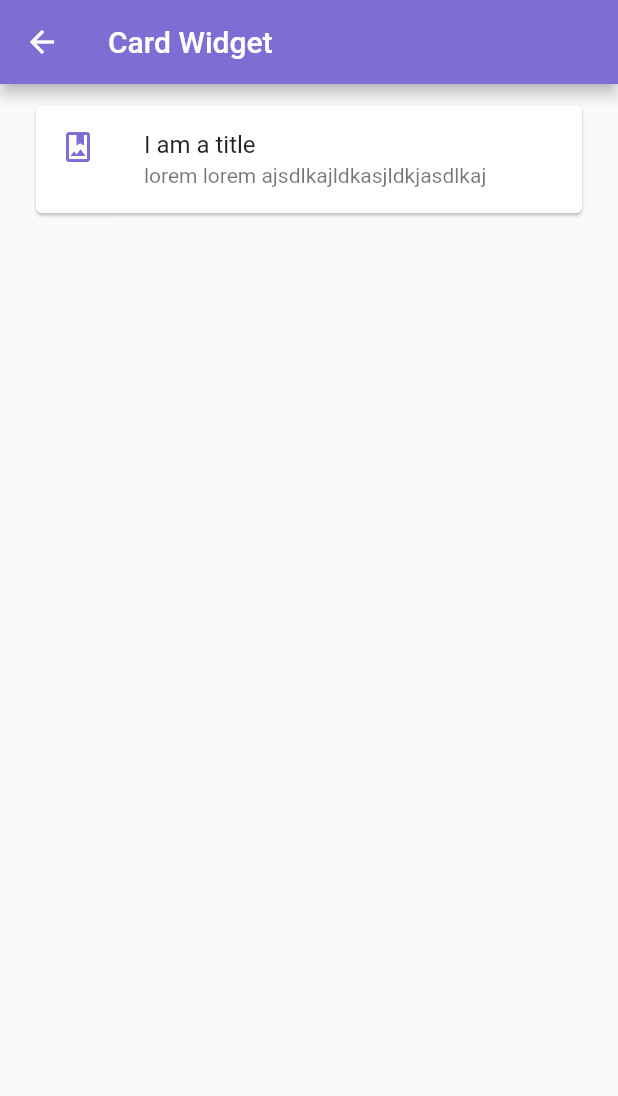
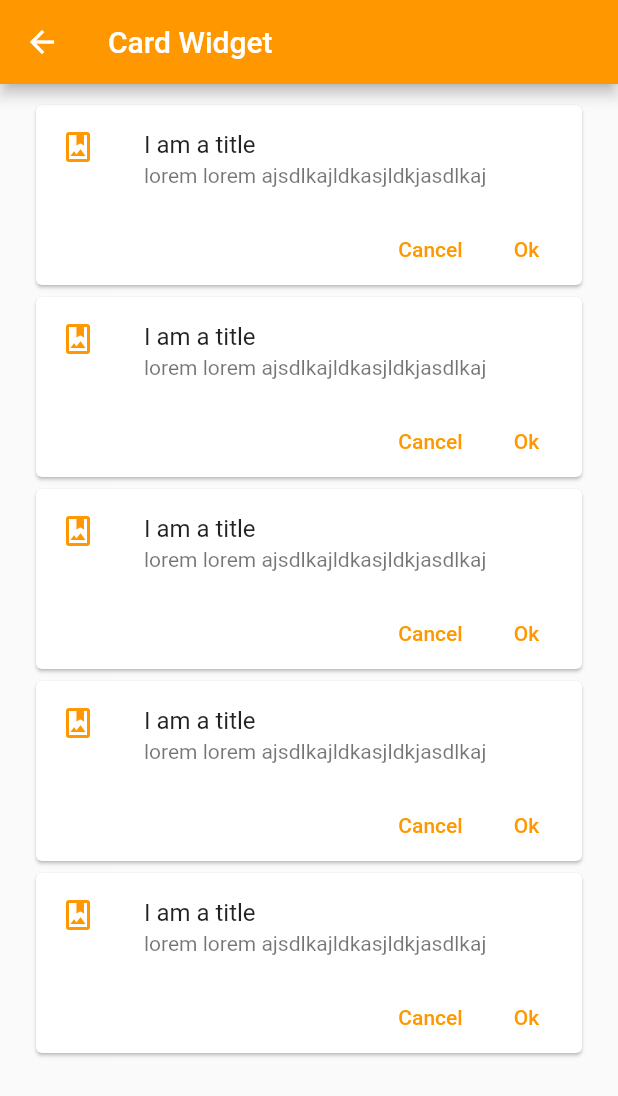
Before and after one commit to BryanParada/flComponents, a Flutter app: the CardScreen screen opened by its route, on a phone screen of 412 x 824 dp. Shown: the top 1096 px of the screen. Run offline on Flutter 3.47's test engine with Material 2 defaults, Android fonts, the phone set to English and light mode, and no system bars.

Commit message:
F77 - Centralize widgets - textbutton custom color

```diff
--- a/lib/screens/card_screen.dart
+++ b/lib/screens/card_screen.dart
@@ -1,5 +1,6 @@
-import 'package:fl_components/theme/app_theme.dart';
 import 'package:flutter/material.dart';
+
+import '../widgets/widgets.dart';
 
 class CardScreen extends StatelessWidget {
 
@@ -13,20 +14,13 @@ class CardScreen extends StatelessWidget {
       ),
       body: ListView(
         padding: const EdgeInsets.symmetric( horizontal: 20, vertical: 10),
-        children: [
+        children: const [
 
-          Card(
-            child: Column(
-              children: const [
-                ListTile(
-                  leading: Icon( Icons.photo_album_outlined, color: AppTheme.primary),
-                  title: Text('I am a title'),
-                  subtitle: Text('lorem lorem ajsdlkajldkasjldkjasdlkaj'),
-                )
-
-              ],
-            )
-          )
+          CustomCardType1(),
+          CustomCardType1(),
+          CustomCardType1(),
+          CustomCardType1(),
+          CustomCardType1(),
 
 
 
--- a/lib/theme/app_theme.dart
+++ b/lib/theme/app_theme.dart
@@ -5,7 +5,7 @@ import 'package:flutter/material.dart';
 
 class AppTheme {
 
-  static const Color primary = Color.fromARGB(255, 125, 110, 212);
+  static const Color primary = Colors.orange;
 
   static final ThemeData lightTheme = ThemeData.light().copyWith(
         // Color primario
@@ -15,6 +15,11 @@ class AppTheme {
         appBarTheme: const AppBarTheme(
           color: primary,
           elevation: 4
+        ),
+
+        //TextButton Theme
+        textButtonTheme: TextButtonThemeData(
+          style: TextButton.styleFrom(foregroundColor: primary,)
         )
 
       );
--- /dev/null
+++ b/lib/widgets/custom_card_type_1.dart
@@ -0,0 +1,43 @@
+import 'package:flutter/material.dart';
+
+import '../theme/app_theme.dart';
+
+class CustomCardType1 extends StatelessWidget {
+  const CustomCardType1({
+    Key? key,
+  }) : super(key: key);
+
+  @override
+  Widget build(BuildContext context) {
+    return Card(
+      child: Column(
+        children: [
+          const ListTile(
+            leading: Icon( Icons.photo_album_outlined, color: AppTheme.primary),
+            title: Text('I am a title'),
+            subtitle: Text('lorem lorem ajsdlkajldkasjldkjasdlkaj'),
+          ),
+
+          Padding(
+            padding: const EdgeInsets.only(right: 5),
+            child: Row(
+              mainAxisAlignment: MainAxisAlignment.end,
+              children: [
+                TextButton(
+                  onPressed: (){},
+                   child: const Text('Cancel'),
+                   //style: TextButton.styleFrom(foregroundColor: Colors.red)
+                   ),
+                 TextButton(
+                  onPressed: (){},
+                   child: const Text('Ok')
+                   )
+              ],
+            ),
+          )
+
+        ],
+      )
+    );
+  }
+}
--- /dev/null
+++ b/lib/widgets/widgets.dart
@@ -0,0 +1 @@
+export 'package:fl_components/widgets/custom_card_type_1.dart';
```
